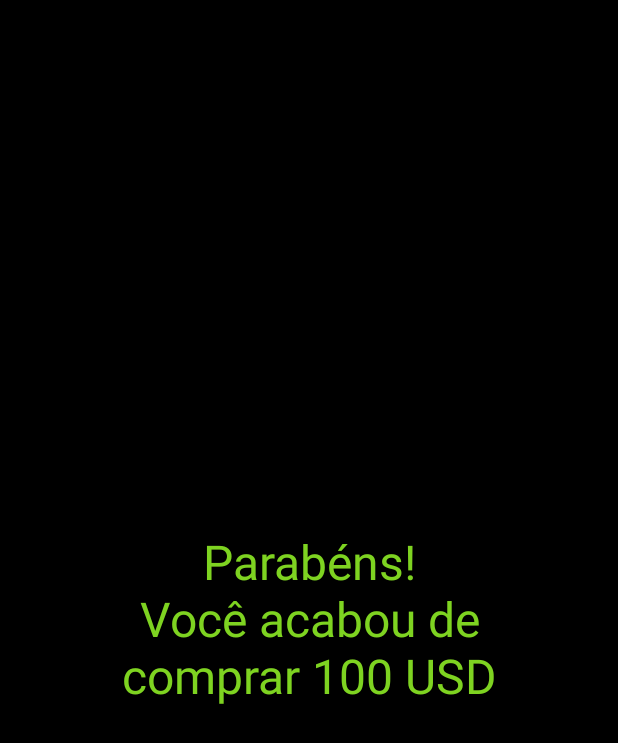
After one commit to Agatha886/App-Investimentos, an Android app: the layout fragment_resposta.xml on its own in the app's theme, with its tools: preview values and no code run, on a phone screen of 412 x 824 dp. The commit adds this screen. Shown: the top 743 px of the screen. Run offline under Robolectric (Android 15) with nearby library versions, the phone set to English and light mode, and no system bars.

Commit message:
criação Fragment resposta

```diff
--- a/app/build.gradle
+++ b/app/build.gradle
@@ -37,6 +37,7 @@ android {
 
 dependencies {
 
+    implementation 'androidx.legacy:legacy-support-v4:1.0.0'
     def corotines_version = "1.1.1"
     def lifecycle_version = "2.0.0"
     def room_version = "2.3.0"
--- a/app/src/main/java/br/com/brq/agatha/investimentos/constantes/Constantes.kt
+++ b/app/src/main/java/br/com/brq/agatha/investimentos/constantes/Constantes.kt
@@ -2,7 +2,7 @@ package br.com.brq.agatha.investimentos.constantes
 
 const val CHAVE_MOEDA = "MoedaMandada"
 
-const val CHAVE_USUARIO = "UsuarioMandado"
+const val CHAVE_RESPOSTA = "RESPOSTA"
 
 const val NOME_BANCO = "investimentos.db"
 
--- a/app/src/main/java/br/com/brq/agatha/investimentos/model/Moeda.kt
+++ b/app/src/main/java/br/com/brq/agatha/investimentos/model/Moeda.kt
@@ -8,6 +8,10 @@ import androidx.room.PrimaryKey
 import br.com.brq.agatha.investimentos.R
 import java.io.Serializable
 import java.math.BigDecimal
+import java.text.DecimalFormat
+import java.text.DecimalFormatSymbols
+import java.text.NumberFormat
+import java.util.*
 
 @Entity
 class Moeda(
--- a/app/src/main/java/br/com/brq/agatha/investimentos/viewModel/UsuarioViewModel.kt
+++ b/app/src/main/java/br/com/brq/agatha/investimentos/viewModel/UsuarioViewModel.kt
@@ -30,6 +30,10 @@ class UsuarioViewModel(context: Context) : ViewModel() {
         usuarioRepository.compra(idUsuario,moeda, valor)
     }
 
+    fun setSaldo(idUsuario: Int, novoSaldo: BigDecimal){
+        usuarioRepository.setSaldo(idUsuario, novoSaldo)
+    }
+
     fun modificaUsuario(usuario: Usuario){
         usuarioRepository.modificaUsuario(usuario)
     }
--- /dev/null
+++ b/app/src/main/res/layout/fragment_resposta.xml
@@ -0,0 +1,28 @@
+<?xml version="1.0" encoding="utf-8"?>
+<androidx.constraintlayout.widget.ConstraintLayout xmlns:android="http://schemas.android.com/apk/res/android"
+    xmlns:tools="http://schemas.android.com/tools"
+    android:layout_width="match_parent"
+    android:layout_height="match_parent"
+    xmlns:app="http://schemas.android.com/apk/res-auto"
+    android:background="@color/black">
+
+    <TextView
+        android:id="@+id/resposta_mensagem"
+        android:layout_width="327dp"
+        android:layout_height="wrap_content"
+        android:textColor="@color/verde"
+        android:textSize="32sp"
+        android:layout_marginLeft="24dp"
+        android:layout_marginRight="24dp"
+        android:paddingLeft="24dp"
+        android:paddingRight="24dp"
+        tools:text="Parabéns!
+        Você acabou de comprar 100 USD"
+        android:maxLines="5"
+        android:textAlignment="center"
+        app:layout_constraintTop_toTopOf="parent"
+        app:layout_constraintBottom_toBottomOf="parent"
+        app:layout_constraintStart_toStartOf="parent"
+        app:layout_constraintEnd_toEndOf="parent"/>
+
+</androidx.constraintlayout.widget.ConstraintLayout>
--- a/app/src/main/res/values/strings.xml
+++ b/app/src/main/res/values/strings.xml
@@ -1,5 +1,5 @@
 <resources>
     <string name="app_name">Investimento</string>
-    <string name="cambio_em_caixa">em caixa</string>
+    <string name="cambio_em_caixa"> em caixa</string>
     <string name="cambio_quantidade">Quantidade</string>
 </resources>
```
Also changed, not shown: app/src/main/java/br/com/brq/agatha/investimentos/repository/UsuarioRepository.kt (+8 -0 lines), app/src/main/java/br/com/brq/agatha/investimentos/ui/activity/CambioActivity.kt (+15 -10 lines), app/src/main/java/br/com/brq/agatha/investimentos/ui/fragment/CambioFragment.kt (+43 -26 lines), app/src/main/java/br/com/brq/agatha/investimentos/ui/fragment/RespostaFragment.kt (added, +36 -0 lines).
